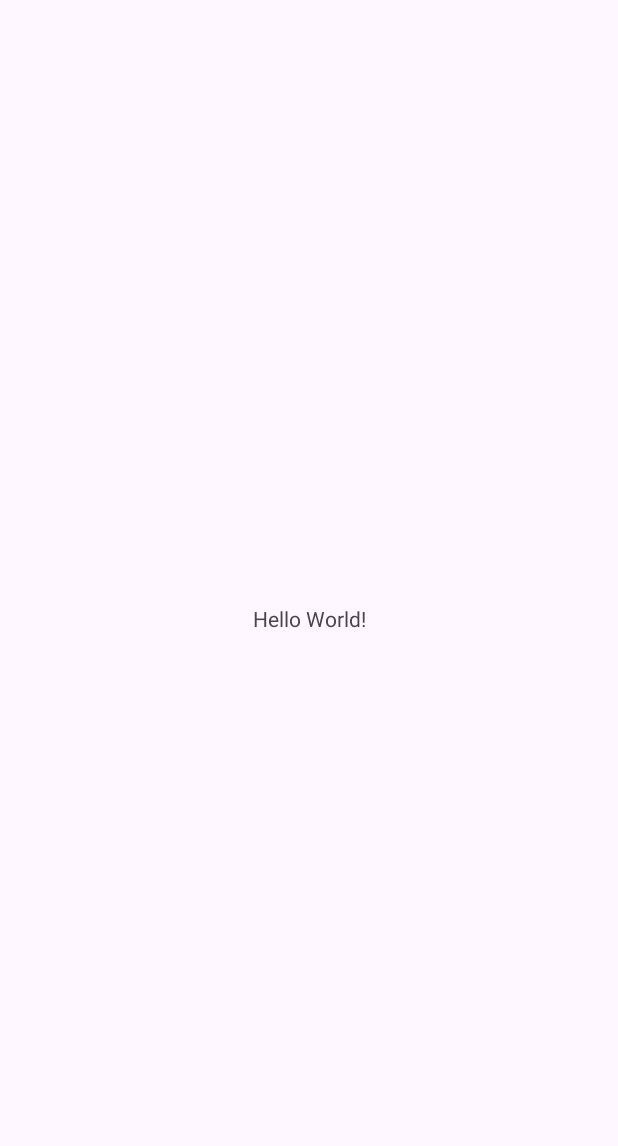
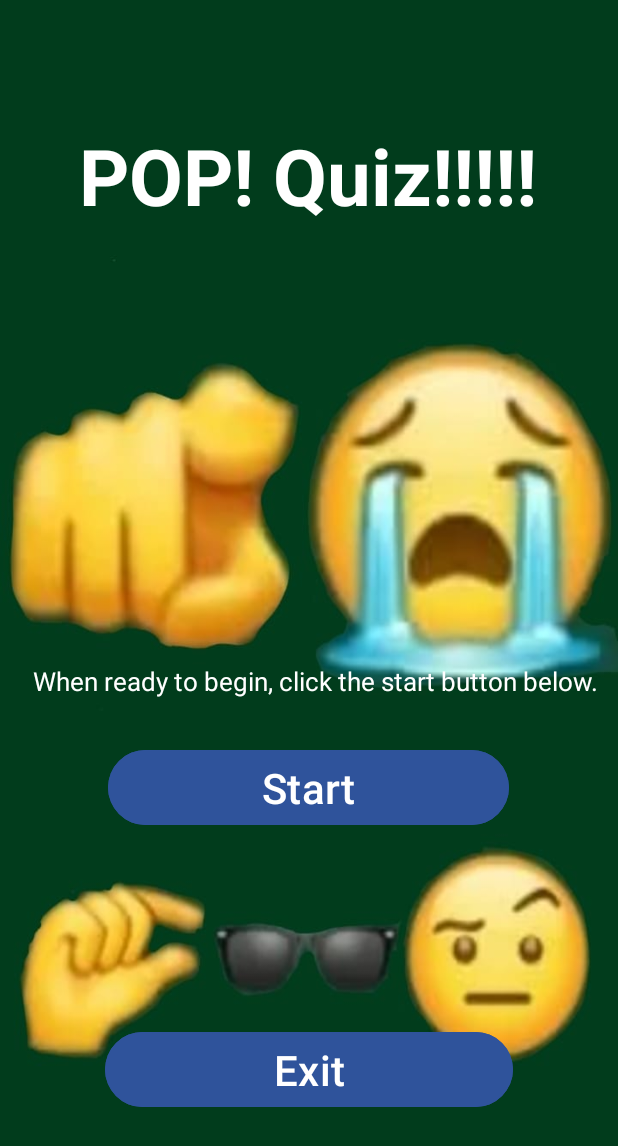
Before and after one commit to VCSTDN2024/imad5112-assignment-2-ST10470261, an Android app: the screen it shows after launch (MainActivity), on a phone screen of 412 x 824 dp. Before the commit the part shown is almost empty. Shown: the top 1146 px of the screen. Run offline under Robolectric (Android 15) with nearby library versions, the phone set to English and light mode, and no system bars.

```diff
--- a/app/src/main/res/layout/activity_main.xml
+++ b/app/src/main/res/layout/activity_main.xml
@@ -1,19 +1,50 @@
 <?xml version="1.0" encoding="utf-8"?>
-<androidx.constraintlayout.widget.ConstraintLayout xmlns:android="http://schemas.android.com/apk/res/android"
+<LinearLayout xmlns:android="http://schemas.android.com/apk/res/android"
     xmlns:app="http://schemas.android.com/apk/res-auto"
     xmlns:tools="http://schemas.android.com/tools"
     android:id="@+id/main"
     android:layout_width="match_parent"
     android:layout_height="match_parent"
+    android:gravity="center"
+    android:orientation="vertical"
+    android:background="@drawable/backgroundimg"
     tools:context=".MainActivity">
 
     <TextView
-        android:layout_width="wrap_content"
+        android:layout_width="395dp"
         android:layout_height="wrap_content"
-        android:text="Hello World!"
-        app:layout_constraintBottom_toBottomOf="parent"
-        app:layout_constraintEnd_toEndOf="parent"
-        app:layout_constraintStart_toStartOf="parent"
-        app:layout_constraintTop_toTopOf="parent" />
+        android:text="POP! Quiz!!!!!"
+        android:textAlignment="center"
+        android:textSize="52dp"
+        android:textStyle="bold"
+        android:textColor="@color/white"
+        android:layout_marginBottom="290dp"/>
 
-</androidx.constraintlayout.widget.ConstraintLayout>
+    <TextView
+        android:id="@+id/textView"
+        android:layout_width="match_parent"
+        android:layout_height="44dp"
+        android:layout_marginBottom="10dp"
+        android:textAlignment="center"
+        android:textSize="17dp"
+        android:textColor="@color/white"
+        android:text="  When ready to begin, click the start button below." />
+
+    <Button
+        android:id="@+id/button"
+        android:layout_width="267dp"
+        android:layout_height="wrap_content"
+        android:layout_marginBottom="130dp"
+        android:text="Start"
+        android:backgroundTint="@color/EstorilBlue"
+        android:textSize="28dp" />
+
+    <Button
+        android:id="@+id/button2"
+        android:layout_width="272dp"
+        android:layout_height="wrap_content"
+        android:textSize="28dp"
+        android:backgroundTint="@color/EstorilBlue"
+        android:text="Exit" />
+
+</LinearLayout>
--- a/app/src/main/res/values/colors.xml
+++ b/app/src/main/res/values/colors.xml
@@ -2,4 +2,6 @@
 <resources>
     <color name="black">#FF000000</color>
     <color name="white">#FFFFFFFF</color>
+    <color name="EstorilBlue">#2F539B</color>
+    <color name="yellow">#ffcc00</color>
 </resources>
```
Also changed, not shown: app/src/main/AndroidManifest.xml (+9 -0 lines), app/src/main/java/com/example/popquizapp/MainActivity2.kt (added, +20 -0 lines), app/src/main/java/com/example/popquizapp/MainActivity3.kt (added, +20 -0 lines), app/src/main/java/com/example/popquizapp/MainActivity4.kt (added, +20 -0 lines), app/src/main/res/layout/activity_main2.xml (added, +10 -0 lines), app/src/main/res/layout/activity_main3.xml (added, +10 -0 lines), app/src/main/res/layout/activity_main4.xml (added, +10 -0 lines), app/src/main/res/drawable/backgroundimg.jpg (added).
